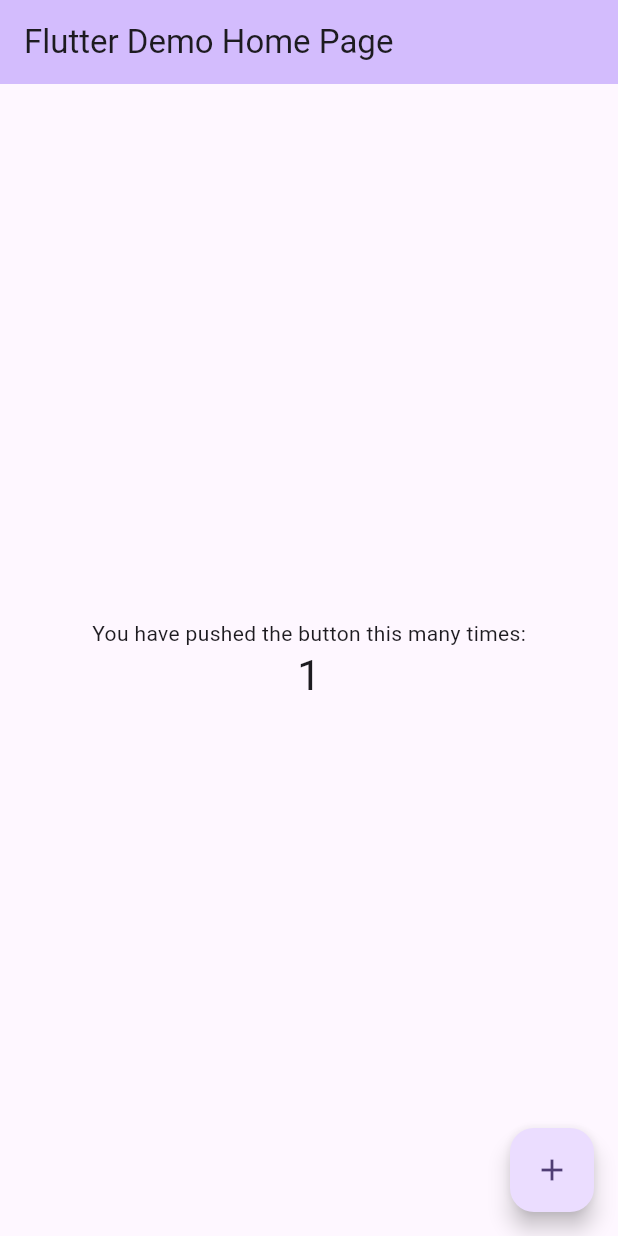
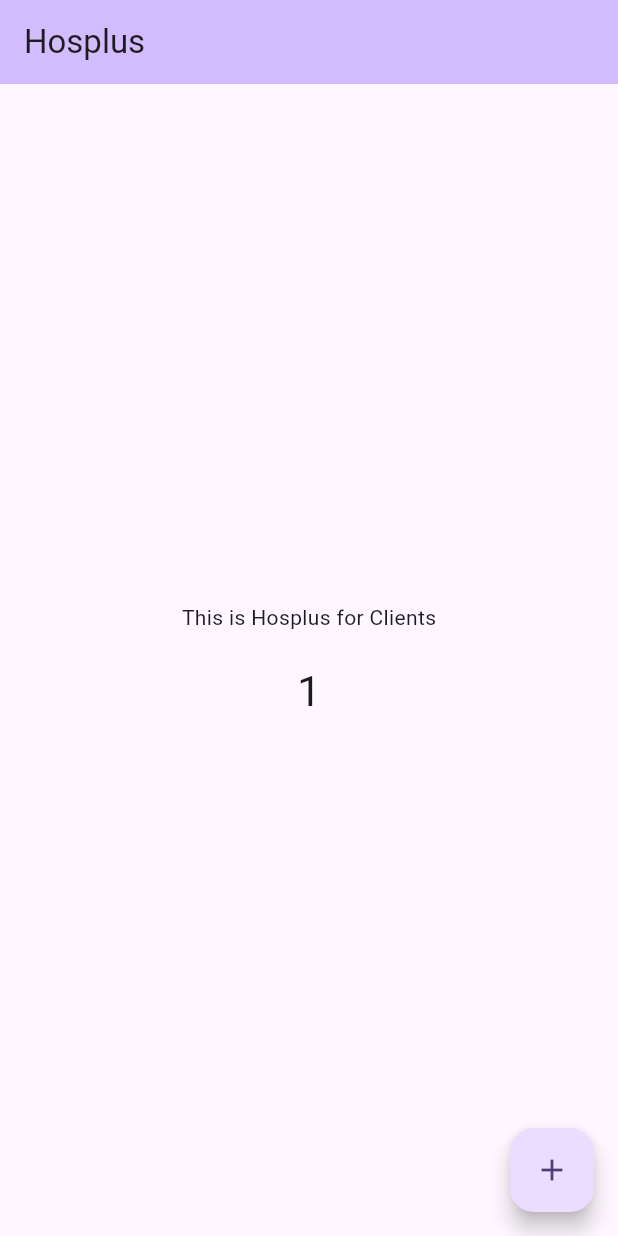
Before and after one commit to Harish007-hack/HosPlus, a Flutter app: the screen it shows after launch, after a tap on the "add" icon, on a phone screen of 412 x 824 dp. Run offline on Flutter 3.47's test engine with Material 3 defaults, Android fonts, the phone set to English and light mode, and no system bars; our stand-ins replace flutter_riverpod.

Commit message:
Flavors Has been Set Up Client-Doctor

```diff
--- /dev/null
+++ b/lib/flavor_config.dart
@@ -0,0 +1,11 @@
+import 'package:flutter/material.dart';
+
+class FlavorConfig {
+  const FlavorConfig({
+    this.appTitle = "",
+    this.checker,
+  });
+
+  final String appTitle;
+  final Widget? checker;
+}
--- /dev/null
+++ b/lib/main_client.dart
@@ -0,0 +1,11 @@
+import 'package:flutter/material.dart';
+import 'package:hosplus/flavor_config.dart';
+import 'package:hosplus/main_common.dart';
+
+void main(List<String> args) {
+  const clientConfig = FlavorConfig(
+    appTitle: "Hosplus",
+    checker: Text("This is Hosplus for Clients")
+  );
+  mainCommon(clientConfig);
+}
--- a/lib/main.dart
+++ b/lib/main_common.dart
@@ -1,15 +1,30 @@
 import 'package:flutter/material.dart';
+import 'package:flutter_riverpod/flutter_riverpod.dart';
+import 'package:hosplus/flavor_config.dart';
 
-void main() {
-  runApp(const MyApp());
+late StateProvider flavorConfigProvider;
+
+void mainCommon(FlavorConfig config) {
+  flavorConfigProvider = StateProvider((ref) => config);
+  // print(flavorConfigProvider);
+  // print(flavorConfigProvider);
+  // print(flavorConfigProvider);
+  // print(flavorConfigProvider);
+  // print(flavorConfigProvider);
+  runApp(const ProviderScope(child:  MyApp()));
 }
 
-class MyApp extends StatelessWidget {
+class MyApp extends ConsumerWidget {
   const MyApp({super.key});
 
   // This widget is the root of your application.
   @override
-  Widget build(BuildContext context) {
+  Widget build(BuildContext context, WidgetRef ref) {
+    final title = ref.watch(flavorConfigProvider).appTitle;
+    // print(ref.watch(flavorConfigProvider));
+    // print(ref.watch(flavorConfigProvider));
+    // print(ref.watch(flavorConfigProvider));
+    // print(ref.watch(flavorConfigProvider));
     return MaterialApp(
       title: 'Flutter Demo',
       theme: ThemeData(
@@ -31,12 +46,12 @@
         colorScheme: ColorScheme.fromSeed(seedColor: Colors.deepPurple),
         useMaterial3: true,
       ),
-      home: const MyHomePage(title: 'Flutter Demo Home Page'),
+      home: MyHomePage(title: title),
     );
   }
 }
 
-class MyHomePage extends StatefulWidget {
+class MyHomePage extends ConsumerStatefulWidget {
   const MyHomePage({super.key, required this.title});
 
   // This widget is the home page of your application. It is stateful, meaning
@@ -51,10 +66,10 @@
   final String title;
 
   @override
-  State<MyHomePage> createState() => _MyHomePageState();
+  ConsumerState<MyHomePage> createState() => _MyHomePageState();
 }
 
-class _MyHomePageState extends State<MyHomePage> {
+class _MyHomePageState extends ConsumerState<MyHomePage> {
   int _counter = 0;
 
   void _incrementCounter() {
@@ -76,6 +91,8 @@
     // The Flutter framework has been optimized to make rerunning build methods
     // fast, so that you can just rebuild anything that needs updating rather
     // than having to individually change instances of widgets.
+    const String? appFlavor = String.fromEnvironment('FLUTTER_APP_FLAVOR') != '' ?
+  String.fromEnvironment('FLUTTER_APP_FLAVOR') : null;
     return Scaffold(
       appBar: AppBar(
         // TRY THIS: Try changing the color here to a specific color (to
@@ -105,9 +122,11 @@
           // wireframe for each widget.
           mainAxisAlignment: MainAxisAlignment.center,
           children: <Widget>[
-            const Text(
-              'You have pushed the button this many times:',
-            ),
+            // const Text(
+            //   'You have pushed the button this many times:',
+            // ),
+            ref.watch(flavorConfigProvider).checker,
+            const Text(appFlavor ?? ""),
             Text(
               '$_counter',
               style: Theme.of(context).textTheme.headlineMedium,
--- /dev/null
+++ b/lib/main_doctor.dart
@@ -0,0 +1,11 @@
+import 'package:flutter/material.dart';
+import 'package:hosplus/flavor_config.dart';
+import 'package:hosplus/main_common.dart';
+
+void main(List<String> args) {
+  const clientConfig = FlavorConfig(
+    appTitle: "Hosplus Doctors",
+    checker: Text("This is Hosplus for Doctors")
+  );
+  mainCommon(clientConfig);
+}
--- a/pubspec.yaml
+++ b/pubspec.yaml
@@ -35,6 +35,7 @@ dependencies:
   # The following adds the Cupertino Icons font to your application.
   # Use with the CupertinoIcons class for iOS style icons.
   cupertino_icons: ^1.0.2
+  flutter_riverpod: ^2.5.1
 
 dev_dependencies:
   flutter_test:
```
Also changed, not shown: pubspec.lock, 3 other files.
